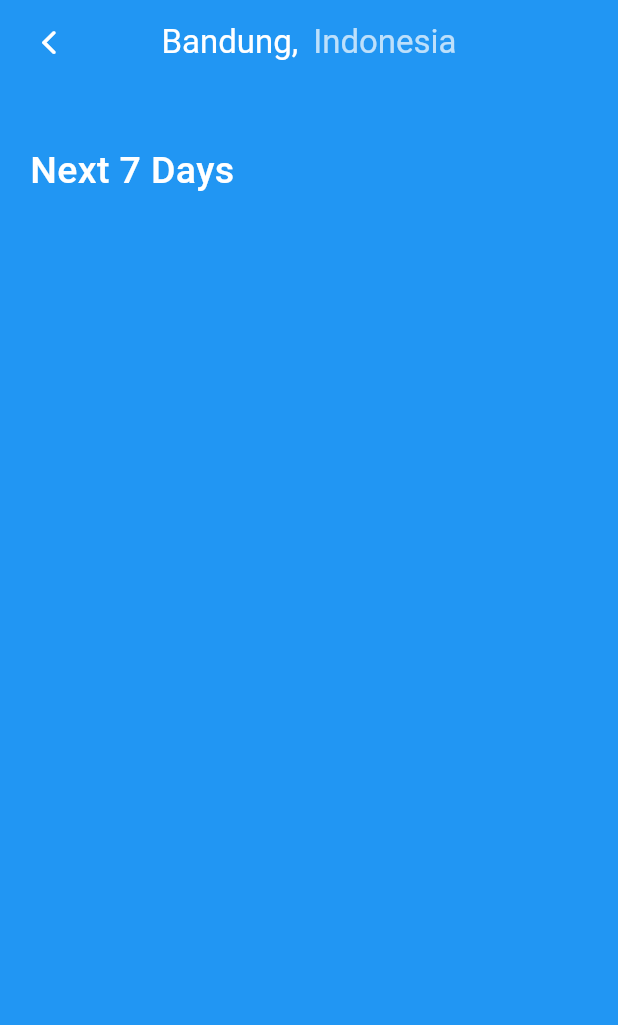
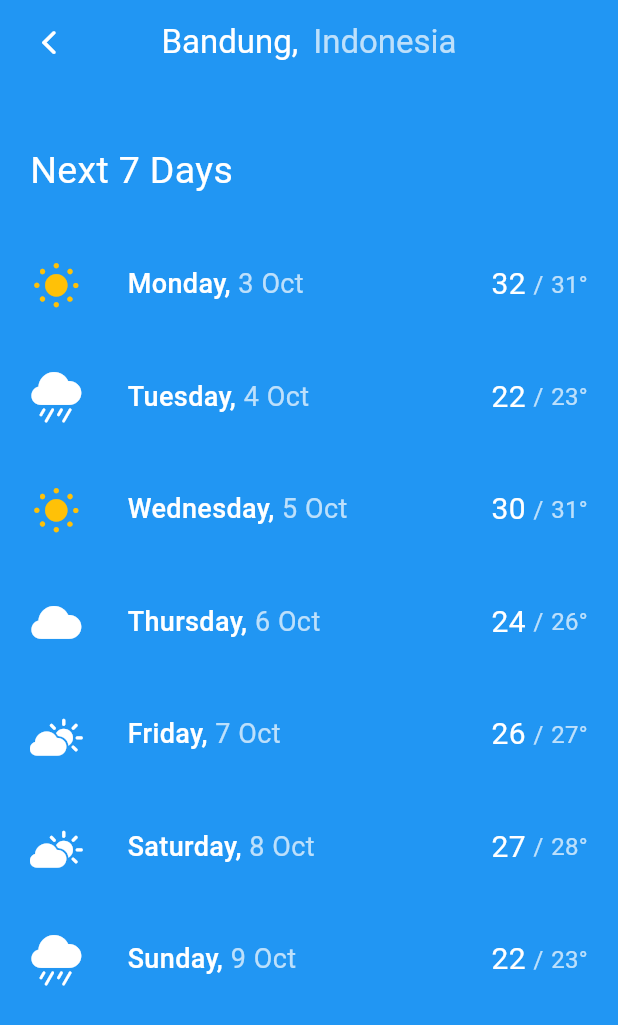
Before and after one commit to khusantoy/weather-ui, a Flutter app: the screen it shows after launch, on a phone screen of 412 x 824 dp. Shown: the top 1025 px of the screen. Run offline on Flutter 3.47's test engine with Material 3 defaults, Android fonts, the phone set to English and light mode, and no system bars.

Commit message:
completed next 7 days page

```diff
--- a/lib/screens/main_screen.dart
+++ b/lib/screens/main_screen.dart
@@ -25,7 +25,7 @@ class MainScreen extends StatelessWidget {
     },
     {
       "time": "18:00",
-      "icon": CupertinoIcons.sun_max_fill,
+      "icon": CupertinoIcons.sun_min_fill,
       "temp": "31°",
       "isSelected": false
     },
--- a/lib/screens/seven_days_screen.dart
+++ b/lib/screens/seven_days_screen.dart
@@ -1,8 +1,74 @@
 import 'package:flutter/cupertino.dart';
 import 'package:flutter/material.dart';
 import 'package:weather_ui/utils/string_extensions.dart';
+import 'package:weather_ui/widgets/daily_weather_item.dart';
 
 class SevenDaysScreen extends StatelessWidget {
+  List<Map<String, dynamic>> data = [
+    {
+      "icon": CupertinoIcons.sun_min_fill,
+      "day": "monday",
+      "date": "3",
+      "month": "oct",
+      "temp": "32",
+      "feels_like": "31",
+      "isSun": true
+    },
+    {
+      "icon": CupertinoIcons.cloud_rain_fill,
+      "day": "tuesday",
+      "date": "4",
+      "month": "oct",
+      "temp": "22",
+      "feels_like": "23",
+      "isSun": false
+    },
+    {
+      "icon": CupertinoIcons.sun_min_fill,
+      "day": "wednesday",
+      "date": "5",
+      "month": "oct",
+      "temp": "30",
+      "feels_like": "31",
+      "isSun": true
+    },
+    {
+      "icon": CupertinoIcons.cloud_fill,
+      "day": "thursday",
+      "date": "6",
+      "month": "oct",
+      "temp": "24",
+      "feels_like": "26",
+      "isSun": false
+    },
+    {
+      "icon": CupertinoIcons.cloud_sun_fill,
+      "day": "friday",
+      "date": "7",
+      "month": "oct",
+      "temp": "26",
+      "feels_like": "27",
+      "isSun": false
+    },
+    {
+      "icon": CupertinoIcons.cloud_sun_fill,
+      "day": "saturday",
+      "date": "8",
+      "month": "oct",
+      "temp": "27",
+      "feels_like": "28",
+      "isSun": false
+    },
+    {
+      "icon": CupertinoIcons.cloud_rain_fill,
+      "day": "sunday",
+      "date": "9",
+      "month": "oct",
+      "temp": "22",
+      "feels_like": "23",
+      "isSun": false
+    },
+  ];
   @override
   Widget build(BuildContext context) {
     return MaterialApp(
@@ -50,14 +116,31 @@ class SevenDaysScreen extends StatelessWidget {
               const SizedBox(
                 height: 20,
               ),
+              Row(
+                mainAxisAlignment: MainAxisAlignment.start,
+                children: [
                   Text(
                     "Next 7 days".capitalize(),
                     style: const TextStyle(
                       color: Colors.white,
                       fontSize: 25,
-                  fontWeight: FontWeight.w500,
                     ),
                   ),
+                ],
+              ),
+              const SizedBox(
+                height: 40,
+              ),
+              for (var item in data)
+                DailyWeatherItem(
+                  icon: item['icon'],
+                  day: item['day'],
+                  date: item['date'],
+                  month: item['month'],
+                  temp: item['temp'],
+                  feelsLike: item['feels_like'],
+                  isSun: item['isSun'],
+                )
             ],
           ),
         ),
--- /dev/null
+++ b/lib/widgets/daily_weather_item.dart
@@ -0,0 +1,105 @@
+import 'package:flutter/cupertino.dart';
+import 'package:flutter/material.dart';
+import 'package:weather_ui/utils/string_extensions.dart';
+
+class DailyWeatherItem extends StatelessWidget {
+  IconData icon;
+  String day;
+  String date;
+  String month;
+  String temp;
+  String feelsLike;
+  bool isSun;
+  DailyWeatherItem({
+    required this.icon,
+    required this.day,
+    required this.date,
+    required this.month,
+    required this.temp,
+    required this.feelsLike,
+    required this.isSun,
+  });
+
+  @override
+  Widget build(BuildContext context) {
+    return Container(
+      margin: const EdgeInsets.only(bottom: 40),
+      child: Row(
+        mainAxisAlignment: MainAxisAlignment.spaceBetween,
+        children: [
+          Row(
+            children: [
+              Icon(
+                icon,
+                color: isSun ? Colors.amber.shade500 : Colors.white,
+                size: 35,
+              ),
+              const SizedBox(
+                width: 30,
+              ),
+              Text(
+                "${day.capitalize()},",
+                style: const TextStyle(
+                  color: Colors.white,
+                  fontSize: 18,
+                  fontWeight: FontWeight.w500,
+                ),
+              ),
+              const SizedBox(
+                width: 5,
+              ),
+              Text(
+                date,
+                style: const TextStyle(
+                  color: Colors.white70,
+                  fontSize: 18,
+                ),
+              ),
+              const SizedBox(
+                width: 5,
+              ),
+              Text(
+                month.capitalize(),
+                style: const TextStyle(
+                  color: Colors.white70,
+                  fontSize: 18,
+                ),
+              ),
+            ],
+          ),
+          Row(
+            children: [
+              Text(
+                temp,
+                style: const TextStyle(
+                  color: Colors.white,
+                  fontSize: 20,
+                ),
+              ),
+              const SizedBox(
+                width: 5,
+              ),
+              const Text(
+                "/",
+                style: TextStyle(
+                  color: Colors.white70,
+                  fontSize: 16,
+                ),
+              ),
+              const SizedBox(
+                width: 5,
+              ),
+              Text(
+                "$feelsLike°",
+                style: const TextStyle(
+                  color: Colors.white70,
+                  fontSize: 16,
+                ),
+              ),
+            ],
+          ),
+        ],
+      ),
+    );
+  }
+}
```
Lines whose indentation alone changed are shown as unchanged.
